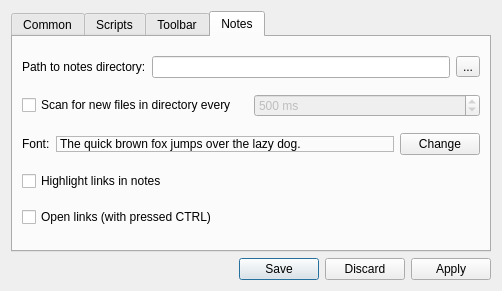
Old version of the form configdialog.ui in the repository proton/zNotes.
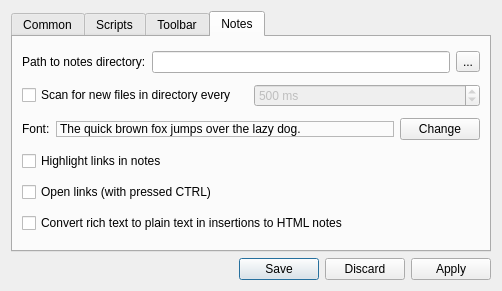
New version of the form. The open tabs and pages were chosen to show the change. Icons and pictures are not drawn.

Commit message: Added option for converting rich text insertions to plain text in HTML notes

```diff
--- a/configdialog.ui
+++ b/configdialog.ui
@@ -437,6 +437,13 @@
          </property>
         </widget>
        </item>
+       <item>
+        <widget class="QCheckBox" name="cb_NotePastePlaintext">
+         <property name="text">
+          <string>Convert rich text to plain text in insertions to HTML notes</string>
+         </property>
+        </widget>
+       </item>
       </layout>
      </widget>
     </widget>
```
Left out of the diff: 2 changed lines with no effect on the pictures. The commit also changes 5 other files.
